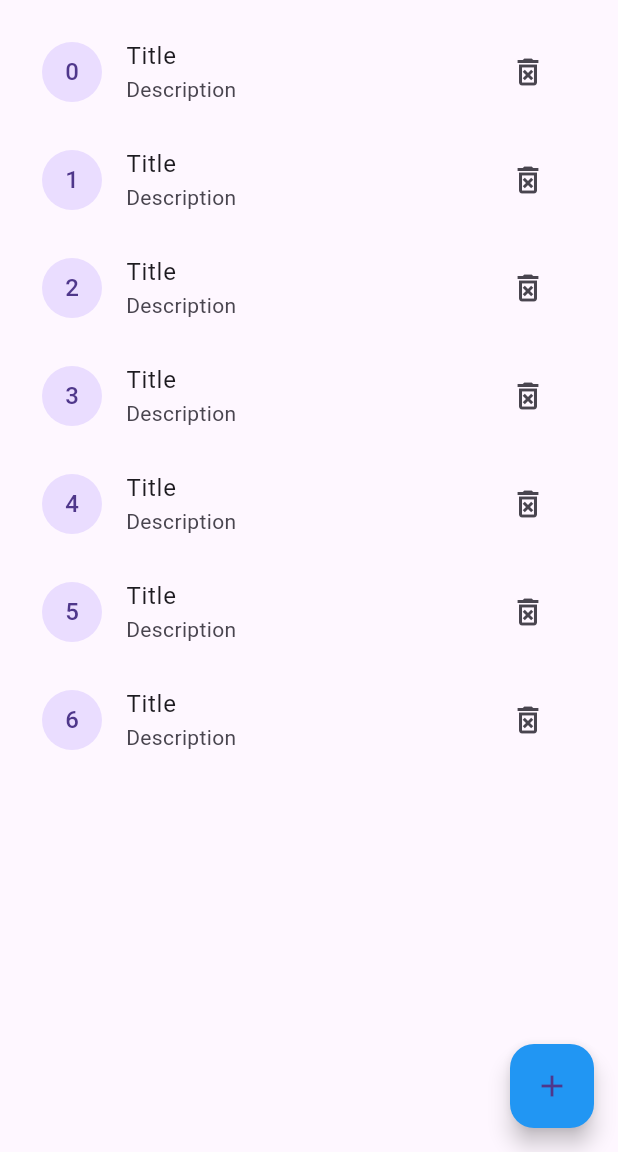
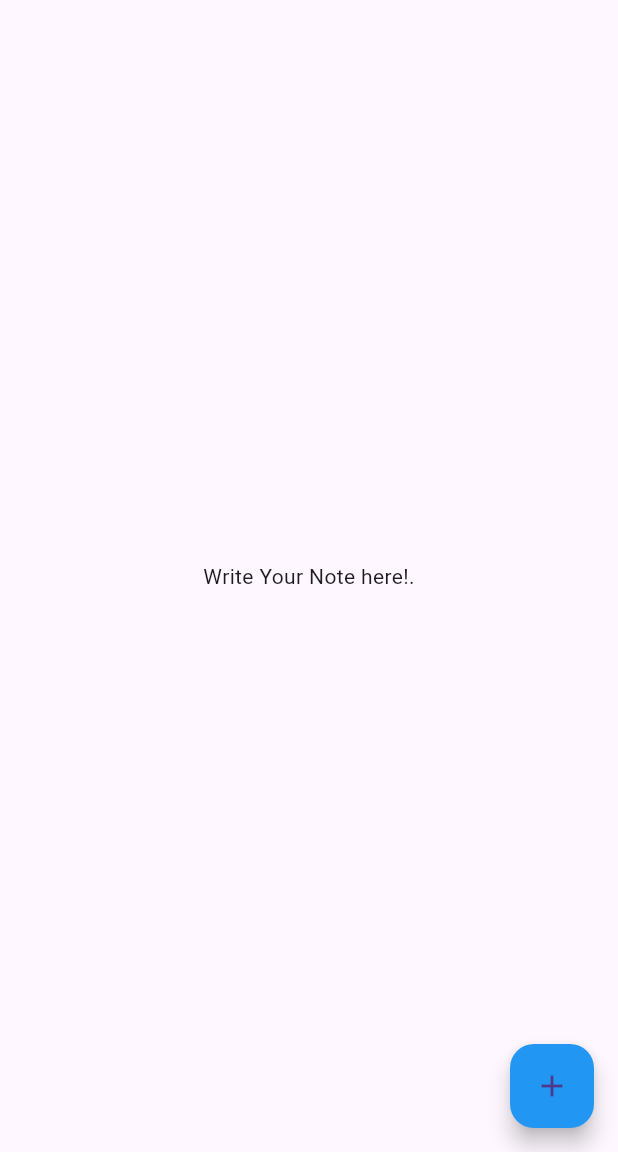
Before and after one commit to Yashu-Chaudhary/Notes, a Flutter app: the screen it shows after launch, on a phone screen of 412 x 824 dp, the part 84-1236 px from its top. Run offline on Flutter 3.47's test engine with Material 3 defaults, Android fonts, the phone set to English and light mode, and no system bars; our stand-ins replace shared_preferences.

```diff
--- a/lib/app.dart
+++ b/lib/app.dart
@@ -11,7 +11,7 @@ class MyApp extends StatelessWidget {
       theme: ThemeData(
         primarySwatch: Colors.blue
       ),
-      home: Home(),
+      home: const Home(),
     );
   }
 }
--- a/lib/home.dart
+++ b/lib/home.dart
@@ -1,5 +1,9 @@
+import 'dart:convert';
+
 import 'package:flutter/material.dart';
 import 'package:notes/add_screen.dart';
+import 'package:notes/notes_model.dart';
+import 'package:shared_preferences/shared_preferences.dart';
 
 class Home extends StatefulWidget {
   const Home({super.key});
@@ -12,6 +16,24 @@ class _HomeState extends State<Home> {
   TextEditingController controller = TextEditingController();
   List<String> notes = [];
 
+  List<Notes> list = [];
+  late SharedPreferences sharedPreferences;
+
+  getData() async {
+    sharedPreferences = await SharedPreferences.getInstance();
+    List<String>? stringList = sharedPreferences.getStringList('list');
+    if (stringList != null) {
+      list =
+          stringList.map((item) => Notes.fromMap(json.decode(item))).toList();
+    }
+  }
+
+  @override
+  void initState() {
+    getData();
+    super.initState();
+  }
+
   @override
   Widget build(BuildContext context) {
     return Scaffold(
@@ -22,27 +44,46 @@ class _HomeState extends State<Home> {
         ),
         backgroundColor: Colors.blue,
       ),
-      body: Padding(
+      body: list.isEmpty
+          ? const Center(
+              child: Text(
+              'Write Your Note here!.',
+              style: TextStyle(),
+            ))
+          : Padding(
               padding: const EdgeInsets.all(12.0),
               child: ListView.builder(
-            itemCount: 7,
+                  itemCount: list.length,
                   itemBuilder: ((context, index) {
                     return ListTile(
                         leading: CircleAvatar(
-                    child: Text('$index'),
+                          child: Text('${index+1}'),
                         ),
-                  title: const Text('Title'),
-                  subtitle: const Text('Description'),
+                        title: Text(list[index].title),
+                        subtitle: Text(list[index].description),
                         trailing: IconButton(
-                    onPressed: () {},
+                          onPressed: () {
+                            setState(() {
+                              list.remove(list[index]);
+                              List<String> strList = list
+                                  .map((item) => json.encode(item.toMap()))
+                                  .toList();
+                              sharedPreferences.setStringList('list', strList);
+                            });
+                          },
                           icon: const Icon(Icons.delete_forever_outlined),
                         ));
                   })),
             ),
       floatingActionButton: FloatingActionButton(
-        onPressed: () {
-          Navigator.push(
-              context, MaterialPageRoute(builder: (context) => const AddScreen()));
+        onPressed: () async {
+          String referesh = await Navigator.push(context,
+              MaterialPageRoute(builder: (context) => const AddScreen()));
+          if (referesh == 'loadData') {
+            setState(() {
+              getData();
+            });
+          }
         },
         backgroundColor: Colors.blue,
         child: const Icon(Icons.add),
--- /dev/null
+++ b/lib/notes_model.dart
@@ -0,0 +1,17 @@
+class Notes {
+  String title;
+  String description;
+
+  Notes({required this.title, required this.description});
+
+  Notes.fromMap(Map map)
+      : title = map['title'],
+        description = map['description'];
+
+  Map toMap() {
+    return {
+      "title": title,
+      "description": description,
+    };
+  }
+}
--- a/pubspec.yaml
+++ b/pubspec.yaml
@@ -35,6 +35,7 @@ dependencies:
   # The following adds the Cupertino Icons font to your application.
   # Use with the CupertinoIcons class for iOS style icons.
   cupertino_icons: ^1.0.6
+  shared_preferences:
 
 dev_dependencies:
   flutter_test:
```
Also changed, not shown: lib/add_screen.dart (+40 -7 lines), pubspec.lock, 1 other file. Lines whose indentation alone changed are shown as unchanged.
